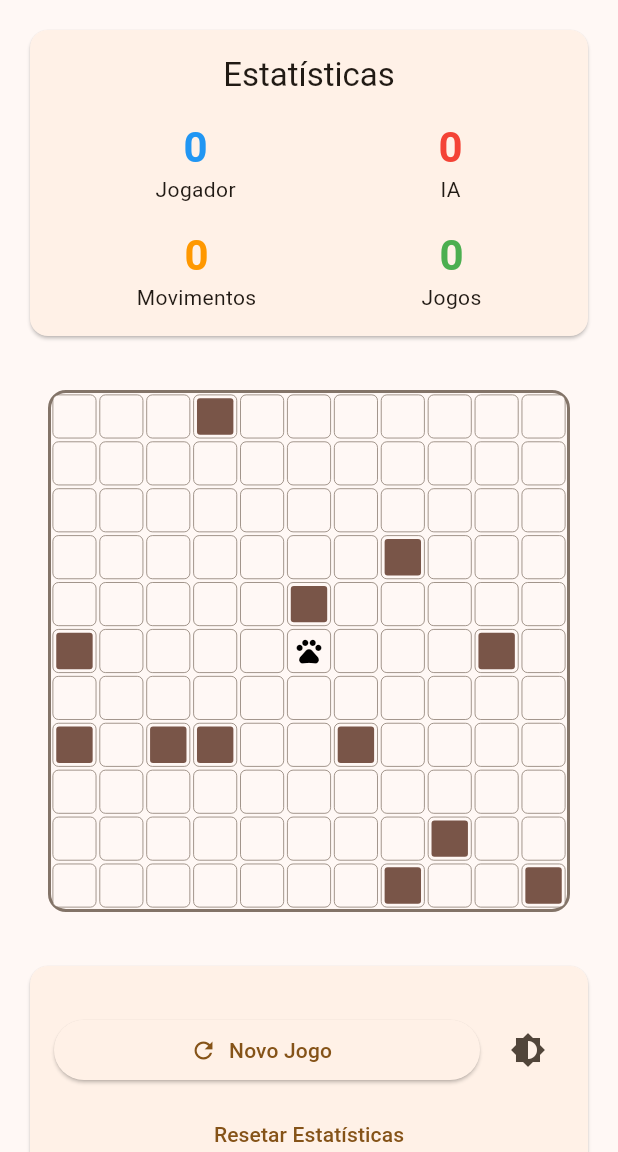
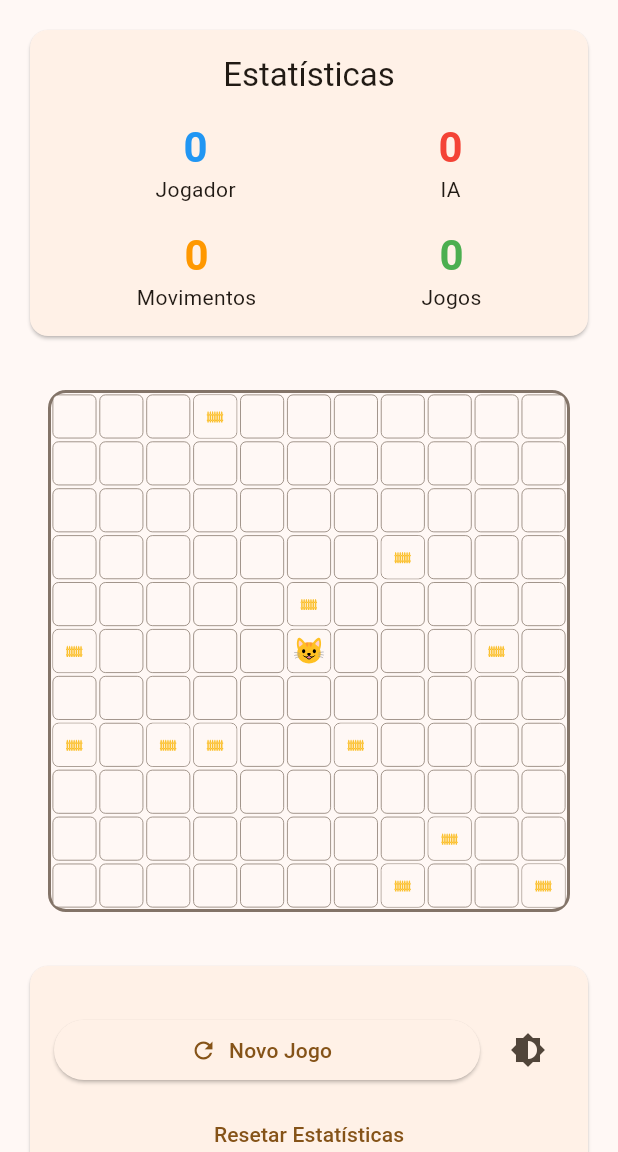
Before and after one commit to guilhermexL/chat-noir2.0, a Flutter app: the screen it shows after launch, on a phone screen of 412 x 824 dp, the part 84-1236 px from its top. Run offline on Flutter 3.47's test engine with Material 3 defaults, Android fonts, the phone set to English and light mode, and no system bars; our stand-ins replace flutter_svg, shared_preferences.

Commit message:
feat: add assets to ui

```diff
--- a/lib/widgets/hex_cell.dart
+++ b/lib/widgets/hex_cell.dart
@@ -2,6 +2,7 @@ import 'package:flutter/material.dart';
 import '../models/position.dart';
 import '../models/game_state.dart';
 import '../services/theme_service.dart';
+import 'package:flutter_svg/flutter_svg.dart';
 
 class HexCell extends StatefulWidget {
   final Position position;
@@ -84,19 +85,35 @@ class _HexCellState extends State<HexCell> with SingleTickerProviderStateMixin {
   Widget _buildCellContent() {
     switch (widget.cellType) {
       case CellType.cat:
-        return const Icon(
-          Icons.pets,
-          color: ThemeService.catColor,
-          size: 20,
+        return Container(
+          decoration: BoxDecoration(
+            color: ThemeService.getCellColor(context, widget.isSelected),
+            borderRadius: BorderRadius.circular(4),
+          ),
+          child: Center(
+            child: SvgPicture.asset(
+              'assets/images/cat.svg',
+              width: 20,
+              height: 20,
+            ),
+          ),
         );
+
       case CellType.fence:
         return Container(
-          margin: const EdgeInsets.all(2),
           decoration: BoxDecoration(
-            color: ThemeService.fenceColor,
-            borderRadius: BorderRadius.circular(2),
+            color: ThemeService.getCellColor(context, widget.isSelected),
+            borderRadius: BorderRadius.circular(4),
+          ),
+          child: Center(
+            child: SvgPicture.asset(
+              'assets/images/fence.svg',
+              width: 20,
+              height: 20,
+            ),
           ),
         );
+
       case CellType.empty:
         return const SizedBox.shrink();
     }
--- a/pubspec.yaml
+++ b/pubspec.yaml
@@ -12,6 +12,7 @@ dependencies:
     sdk: flutter
   shared_preferences: ^2.2.2
   cupertino_icons: ^1.0.2
+  flutter_svg: ^2.0.10+1
 
 dev_dependencies:
   flutter_test:
@@ -20,3 +21,6 @@ dev_dependencies:
 
 flutter:
   uses-material-design: true
+  assets:
+    - assets/images/cat.svg
+    - assets/images/fence.svg
```
Also changed, not shown: assets/images/cat.svg (added), assets/images/fence.svg (added), pubspec.lock.
